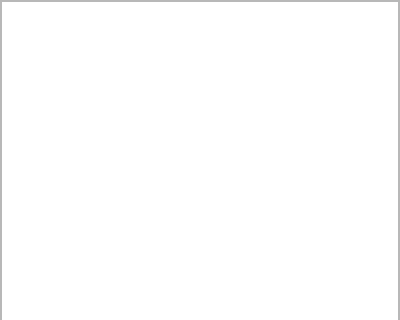
The window that src/form/plot/formplotdata.ui (MRsoymilk/MySerial) describes before a commit, drawn with Qt 5; both pictures show x 0 to 400 and y 0 to 320 of the 400 by 799 pixel window.
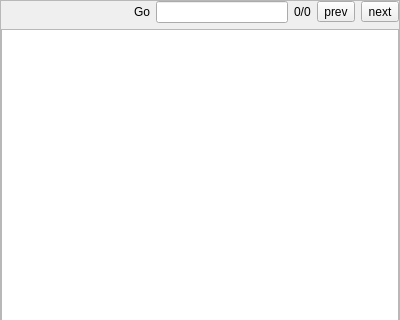
The same window after the commit.

What changed in the file:
```diff
--- a/src/form/plot/formplotdata.ui
+++ b/src/form/plot/formplotdata.ui
@@ -53,9 +53,57 @@
        <property name="bottomMargin">
         <number>0</number>
        </property>
-       <item row="0" column="0">
+       <item row="1" column="0">
         <widget class="QTableView" name="table"/>
        </item>
+       <item row="0" column="0">
+        <layout class="QHBoxLayout" name="horizontalLayout">
+         <item>
+          <spacer name="horizontalSpacer">
+           <property name="orientation">
+            <enum>Qt::Orientation::Horizontal</enum>
+           </property>
+           <property name="sizeHint" stdset="0">
+            <size>
+             <width>40</width>
+             <height>20</height>
+            </size>
+           </property>
+          </spacer>
+         </item>
+         <item>
+          <widget class="QLabel" name="labelGo">
+           <property name="text">
+            <string>Go</string>
+           </property>
+          </widget>
+         </item>
+         <item>
+          <widget class="QLineEdit" name="lineEditGo"/>
+         </item>
+         <item>
+          <widget class="QLabel" name="labelStatus">
+           <property name="text">
+            <string>0/0</string>
+           </property>
+          </widget>
+         </item>
+         <item>
+          <widget class="QToolButton" name="tBtnPrev">
+           <property name="text">
+            <string>prev</string>
+           </property>
+          </widget>
+         </item>
+         <item>
+          <widget class="QToolButton" name="tBtnNext">
+           <property name="text">
+            <string>next</string>
+           </property>
+          </widget>
+         </item>
+        </layout>
+       </item>
       </layout>
      </widget>
     </widget>
```
